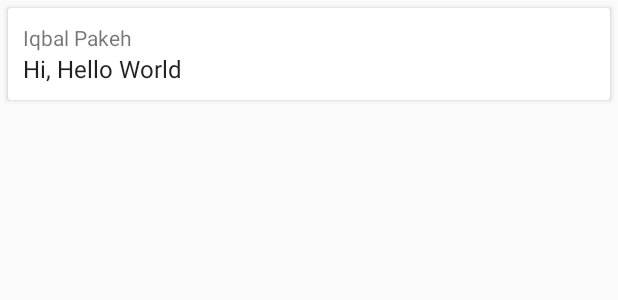
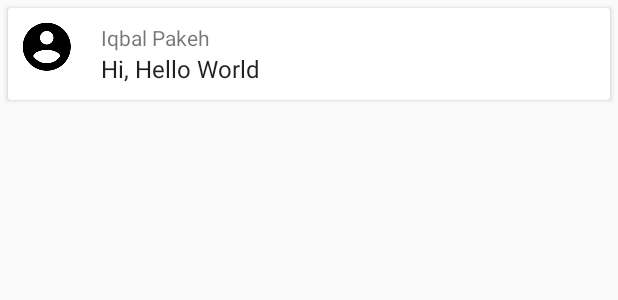
Before and after one commit to iqbalpakeh/medical-emergency-app, an Android app: the layout item_post.xml on its own in the app's theme, with its tools: preview values and no code run, on a phone screen of 412 x 824 dp. Shown: the top 300 px of the screen. Run offline under Robolectric (Android 15) with nearby library versions, the phone set to English and light mode, and no system bars.

Commit message:
Update simple item post layout

```diff
--- a/Client/EmergencyMedicalTeam/app/src/main/res/layout/item_post.xml
+++ b/Client/EmergencyMedicalTeam/app/src/main/res/layout/item_post.xml
@@ -3,6 +3,17 @@
     android:layout_width="match_parent"
     android:layout_height="wrap_content"
     android:layout_margin="5dp">
+
+    <LinearLayout
+        android:orientation="horizontal"
+        android:layout_width="match_parent"
+        android:layout_height="wrap_content">
+
+        <ImageView
+            android:layout_width="wrap_content"
+            android:layout_height="wrap_content"
+            android:padding="8dp"
+            android:src="@drawable/ic_account_circle_black_36dp"/>
 
         <LinearLayout
             android:layout_width="match_parent"
@@ -30,4 +41,6 @@
 
         </LinearLayout>
 
+    </LinearLayout>
+
 </android.support.v7.widget.CardView>
```
Lines whose indentation alone changed are shown as unchanged.
